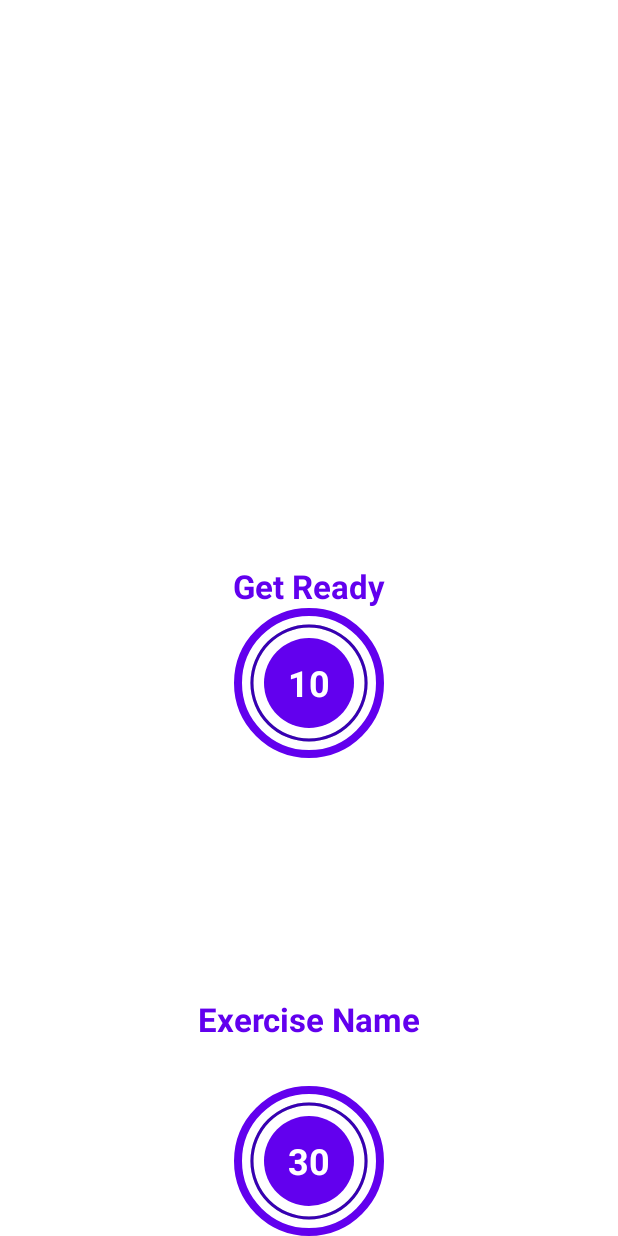
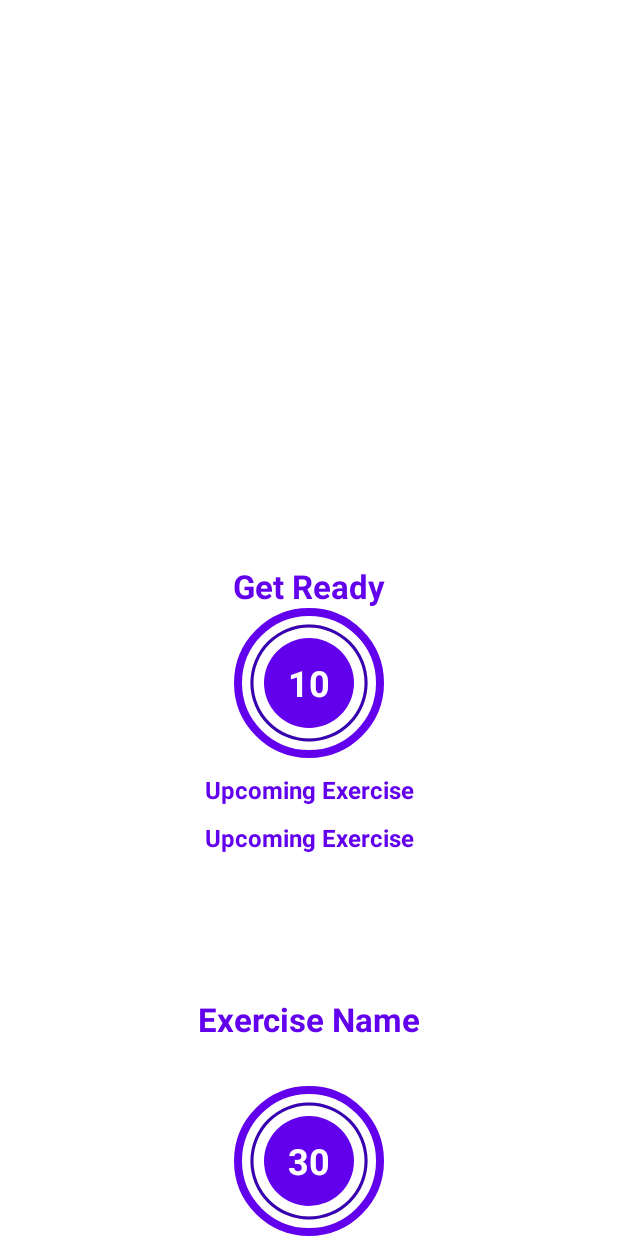
Before and after one commit to aolikas/Kotlin, an Android app: the layout activity_exercise.xml on its own in the app's theme, with its tools: preview values and no code run, on a phone screen of 412 x 824 dp. Run offline under Robolectric (Android 15) with nearby library versions, the phone set to English and light mode, and no system bars.

```diff
--- a/7MinutesWorkout/app/src/main/java/my/aolika/a7minutesworkout/exerciseActivity.kt
+++ b/7MinutesWorkout/app/src/main/java/my/aolika/a7minutesworkout/exerciseActivity.kt
@@ -86,14 +86,20 @@ class exerciseActivity : AppCompatActivity() {
     private fun setupRestView() {
         binding.flRestView.visibility = View.VISIBLE
         binding.tvTitle.visibility = View.VISIBLE
+        binding.tvUpcomingExerciseTitle.visibility = View.VISIBLE
+        binding.tvUpcomingExercise.visibility = View.VISIBLE
         binding.tvExercise.visibility = View.INVISIBLE
         binding.flExerciseView.visibility = View.INVISIBLE
         binding.ivExercise.visibility = View.INVISIBLE
+
+
 
         if(restTimer != null) {
             restTimer?.cancel()
             restProgress = 0
         }
+
+        binding.tvUpcomingExercise.text = exerciseList!![currentExercisePosition + 1].getName()
 
         setRestProgressBar()
     }
@@ -101,6 +107,8 @@ class exerciseActivity : AppCompatActivity() {
     private fun setupExerciseView() {
         binding.flRestView.visibility = View.INVISIBLE
         binding.tvTitle.visibility = View.INVISIBLE
+        binding.tvUpcomingExerciseTitle.visibility = View.INVISIBLE
+        binding.tvUpcomingExercise.visibility = View.INVISIBLE
         binding.tvExercise.visibility = View.VISIBLE
         binding.flExerciseView.visibility = View.VISIBLE
         binding.ivExercise.visibility = View.VISIBLE
--- a/7MinutesWorkout/app/src/main/res/layout/activity_exercise.xml
+++ b/7MinutesWorkout/app/src/main/res/layout/activity_exercise.xml
@@ -30,7 +30,7 @@
         android:textStyle="bold"
         app:layout_constraintBottom_toTopOf="@+id/fl_rest_view"
         app:layout_constraintEnd_toEndOf="parent"
-        app:layout_constraintStart_toStartOf="parent"/>
+        app:layout_constraintStart_toStartOf="parent" />
 
     <FrameLayout
         android:id="@+id/fl_rest_view"
@@ -38,9 +38,9 @@
         android:layout_height="100dp"
         android:layout_marginTop="30dp"
         android:background="@drawable/item_circular_color_accent_border"
+        app:layout_constraintBottom_toBottomOf="parent"
         app:layout_constraintEnd_toEndOf="parent"
         app:layout_constraintStart_toStartOf="parent"
-        app:layout_constraintBottom_toBottomOf="parent"
         app:layout_constraintTop_toBottomOf="@id/toolbar_exercise">
 
         <ProgressBar
@@ -74,6 +74,37 @@
         </LinearLayout>
     </FrameLayout>
 
+    <TextView
+        android:id="@+id/tv_upcoming_exercise_title"
+        android:layout_width="wrap_content"
+        android:layout_height="wrap_content"
+        android:layout_marginTop="10dp"
+        android:text="@string/tv_upcoming_exercise"
+        android:textColor="@color/purple_500"
+        android:textSize="16sp"
+        android:textStyle="bold"
+        android:visibility="gone"
+        app:layout_constraintBottom_toTopOf="@id/tv_upcoming_exercise"
+        app:layout_constraintEnd_toEndOf="parent"
+        app:layout_constraintStart_toStartOf="parent"
+        app:layout_constraintTop_toBottomOf="@+id/fl_rest_view"
+        tools:visibility="visible" />
+
+    <TextView
+        android:id="@+id/tv_upcoming_exercise"
+        android:layout_width="wrap_content"
+        android:layout_height="wrap_content"
+        android:layout_marginTop="10dp"
+        android:text="@string/tv_upcoming_exercise"
+        android:textColor="@color/purple_500"
+        android:textSize="16sp"
+        android:textStyle="bold"
+        app:layout_constraintEnd_toEndOf="parent"
+        app:layout_constraintStart_toStartOf="parent"
+        app:layout_constraintTop_toBottomOf="@+id/tv_upcoming_exercise_title"
+        tools:visibility="visible" />
+
+
     <ImageView
         android:id="@+id/iv_exercise"
         android:layout_width="match_parent"
@@ -82,7 +113,7 @@
         android:src="@drawable/jump"
         android:visibility="invisible"
         app:layout_constraintBottom_toTopOf="@+id/tv_exercise"
-    app:layout_constraintTop_toBottomOf="@+id/toolbar_exercise"/>
+        app:layout_constraintTop_toBottomOf="@+id/toolbar_exercise" />
 
     <TextView
         android:id="@+id/tv_exercise"
@@ -93,22 +124,23 @@
         android:textSize="22sp"
         android:textStyle="bold"
         android:visibility="gone"
-        app:layout_constraintTop_toBottomOf="@+id/iv_exercise"
         app:layout_constraintEnd_toEndOf="parent"
         app:layout_constraintStart_toStartOf="parent"
-        tools:visibility="visible"/>
+        app:layout_constraintTop_toBottomOf="@+id/iv_exercise"
+        tools:visibility="visible" />
+
     <FrameLayout
         android:id="@+id/fl_exercise_view"
         android:layout_width="100dp"
         android:layout_height="100dp"
         android:layout_marginTop="30dp"
+        android:background="@drawable/item_circular_color_accent_border"
         android:visibility="gone"
-        tools:visibility="visible"
-        android:background="@drawable/item_circular_color_accent_border"
         app:layout_constraintBottom_toBottomOf="parent"
         app:layout_constraintEnd_toEndOf="parent"
         app:layout_constraintStart_toStartOf="parent"
-        app:layout_constraintTop_toBottomOf="@+id/tv_exercise">
+        app:layout_constraintTop_toBottomOf="@+id/tv_exercise"
+        tools:visibility="visible">
 
         <ProgressBar
             android:id="@+id/progress_bar_exercise"
--- a/7MinutesWorkout/app/src/main/res/values/strings.xml
+++ b/7MinutesWorkout/app/src/main/res/values/strings.xml
@@ -6,4 +6,5 @@
     <string name="timer">10</string>
     <string name="timer_exercise">30</string>
     <string name="tv_exercise_name">Exercise Name</string>
+    <string name="tv_upcoming_exercise">Upcoming Exercise</string>
 </resources>
```
Lines whose indentation alone changed are shown as unchanged.
